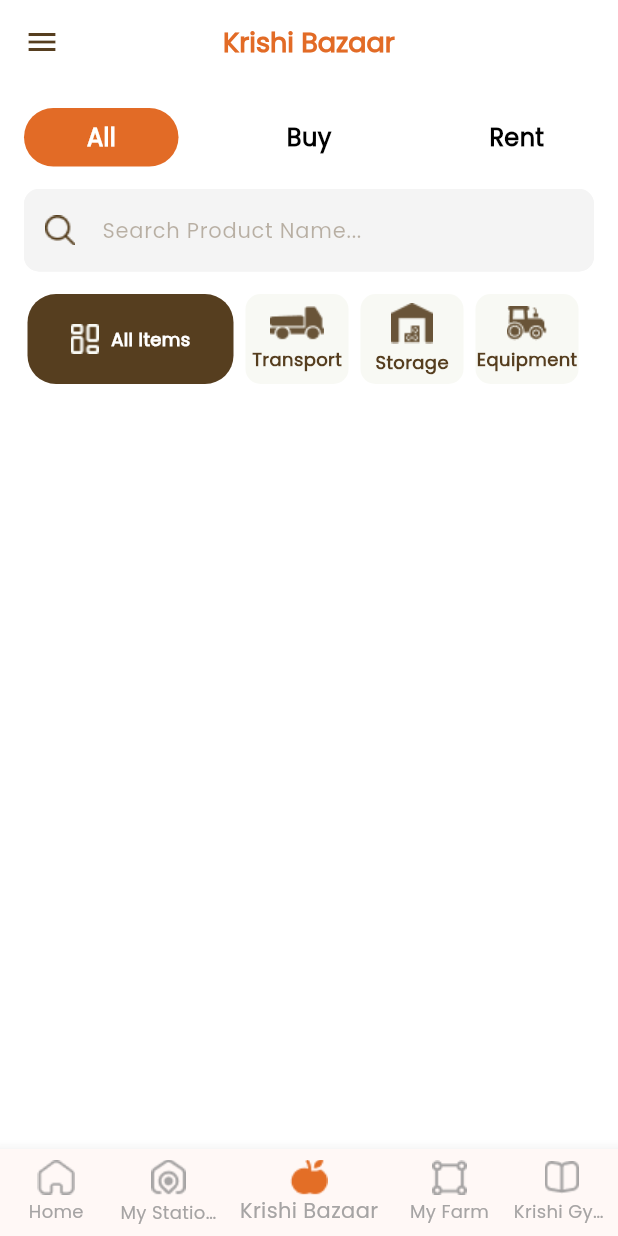
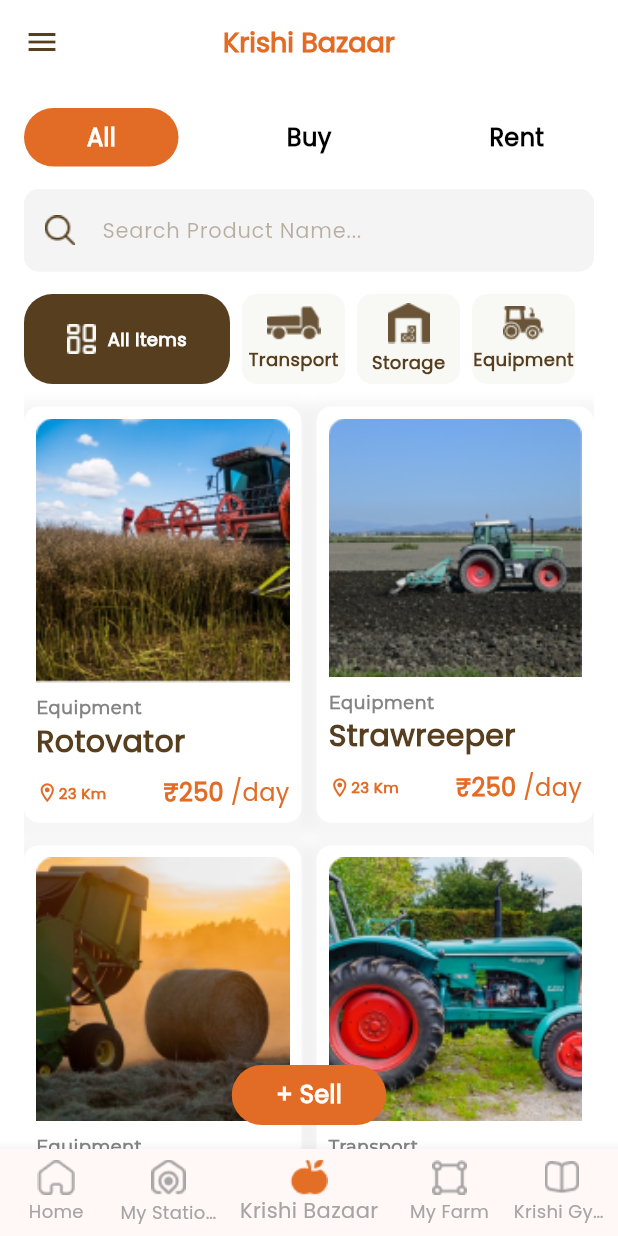
Before and after one commit to rizkiazka99/Aitra-Development-Private-Limited-Assignment-App, a Flutter app: the screen it shows after launch, on a phone screen of 412 x 824 dp. Run offline on Flutter 3.47's test engine with Material 2 defaults, Android fonts, the phone set to English and light mode, and no system bars; our stand-ins replace get.

Commit message:
..................

```diff
--- a/aitradevelopmentprivateltdassignmentapp/lib/core/colors.dart
+++ b/aitradevelopmentprivateltdassignmentapp/lib/core/colors.dart
@@ -5,6 +5,7 @@ const secondaryColor = Color(0xFF563E1F);
 const disabledButton = Color(0xFFDADADA);
 const searchBarColor = Color(0xFFF4F4F4);
 const categoryUnselectedColor = Color(0xFFF8F9F4);
+const typeColor = Color(0xFF858484);
 
 dynamic warningColor = Colors.yellow[700];
 dynamic successColor = Colors.green;
--- a/aitradevelopmentprivateltdassignmentapp/lib/modules/view/dashboard.dart
+++ b/aitradevelopmentprivateltdassignmentapp/lib/modules/view/dashboard.dart
@@ -82,6 +82,7 @@ class _DashboardState extends State<Dashboard> {
     DashboardController controller = Get.find<DashboardController>();
 
     return Scaffold(
+      backgroundColor: Colors.white,
       appBar: appBar(controller),
       body: body(controller),
       bottomNavigationBar: bottomNavBar(controller),
--- a/aitradevelopmentprivateltdassignmentapp/lib/modules/view/krishi_bazaar_screen.dart
+++ b/aitradevelopmentprivateltdassignmentapp/lib/modules/view/krishi_bazaar_screen.dart
@@ -1,7 +1,9 @@
 import 'package:aitradevelopmentprivateltdassignmentapp/core/colors.dart';
 import 'package:aitradevelopmentprivateltdassignmentapp/core/font_sizes.dart';
 import 'package:aitradevelopmentprivateltdassignmentapp/modules/controller/controllers/krishi_bazaar_controller.dart';
+import 'package:aitradevelopmentprivateltdassignmentapp/modules/model/data/data.dart';
 import 'package:aitradevelopmentprivateltdassignmentapp/modules/view/widgets/custom_search_bar.dart';
+import 'package:aitradevelopmentprivateltdassignmentapp/modules/view/widgets/items_gridview.dart';
 import 'package:flutter/material.dart';
 import 'package:get/get.dart';
 
@@ -113,10 +115,11 @@ class _KrishiBazaarScreenState extends State<KrishiBazaarScreen> {
           width: MediaQuery.of(context).size.width,
           height: MediaQuery.of(context).size.height,
           child: Container(
-            padding: const EdgeInsets.all(16),
+            padding: const EdgeInsets.fromLTRB(16, 16, 16, 0),
             child: SingleChildScrollView(
               physics: const BouncingScrollPhysics(),
               child: Column(
+                crossAxisAlignment: CrossAxisAlignment.start,
                 children: [
                   Row(
                     mainAxisAlignment: MainAxisAlignment.spaceBetween,
@@ -174,13 +177,41 @@ class _KrishiBazaarScreenState extends State<KrishiBazaarScreen> {
                         ),
                       ],
                     ),
-                  )
+                  ),
+                  const SizedBox(height: 15),
+                  itemsGridview(Data.items),
+                  const SizedBox(height: 15),
+                  // Carousel Slider
+                  const SizedBox(height: 15),
+                  Text(
+                    'Top Products',
+                    style: h6(
+                      color: secondaryColor
+                    ),
+                  ),
+                  const SizedBox(height: 20),
+                  itemsGridview(Data.topProducts)
                 ],
               ),
-            ),
-            ),
+            )
           ),
-        )
+        ),
+      ),
+      floatingActionButton: Container(
+        height: 40,
+        width: MediaQuery.of(context).size.width / 4,
+        decoration: BoxDecoration(
+          color: primaryColor,
+          borderRadius: BorderRadius.circular(30)
+        ),
+        child: Center(
+          child: Text(
+            '+ Sell',
+            style: buttonLg(color: Colors.white),
+          ),
+        ),
+      ),
+      floatingActionButtonLocation: FloatingActionButtonLocation.centerFloat,
     );
   }
 }
--- /dev/null
+++ b/aitradevelopmentprivateltdassignmentapp/lib/modules/view/widgets/items_gridview.dart
@@ -0,0 +1,87 @@
+import 'package:aitradevelopmentprivateltdassignmentapp/core/colors.dart';
+import 'package:aitradevelopmentprivateltdassignmentapp/core/font_sizes.dart';
+import 'package:aitradevelopmentprivateltdassignmentapp/modules/model/models/items_response.dart';
+import 'package:flutter/material.dart';
+
+Widget itemsGridview(List<Items> items) {
+  return GridView.builder(
+      shrinkWrap: true,
+      gridDelegate: const SliverGridDelegateWithMaxCrossAxisExtent(
+          maxCrossAxisExtent: 200,
+          childAspectRatio: 2 / 3,
+          crossAxisSpacing: 10,
+          mainAxisSpacing: 15),
+      itemCount: items.length,
+      itemBuilder: (context, index) {
+        return Container(
+          padding: const EdgeInsets.all(8),
+          decoration: BoxDecoration(
+              color: Colors.white,
+              borderRadius: BorderRadius.circular(10),
+              boxShadow: [
+                BoxShadow(
+                    blurRadius: 5,
+                    spreadRadius: 7,
+                    color: contextGrey.withOpacity(0.1),
+                    offset: const Offset(0, 3))
+              ]),
+          child: Column(
+            crossAxisAlignment: CrossAxisAlignment.start,
+            children: [
+              SizedBox(
+                width: double.infinity,
+                child: Image.asset(
+                  items[index].image,
+                  fit: BoxFit.cover,
+                ),
+              ),
+              const SizedBox(height: 8),
+              Text(
+                items[index].type,
+                style: bodySm(
+                    fontFamily: 'Montserrat',
+                    color: typeColor,
+                    fontWeight: FontWeight.w700),
+              ),
+              Text(
+                items[index].name,
+                style: h4(color: secondaryColor),
+              ),
+              const SizedBox(height: 8),
+              Row(
+                mainAxisAlignment: MainAxisAlignment.spaceBetween,
+                children: [
+                  Row(
+                    children: [
+                      const Icon(
+                        Icons.location_on_outlined,
+                        color: primaryColor,
+                        size: 15,
+                      ),
+                      Text(
+                        items[index].distance,
+                        style: bodyXs(
+                            color: primaryColor, fontWeight: FontWeight.w700),
+                      )
+                    ],
+                  ),
+                  Row(
+                    children: [
+                      Text(
+                        '₹${items[index].fee}',
+                        style: h5(color: primaryColor),
+                      ),
+                      Text(
+                        ' /day',
+                        style: h5(
+                            color: primaryColor, fontWeight: FontWeight.normal),
+                      ),
+                    ],
+                  )
+                ],
+              )
+            ],
+          ),
+        );
+      });
+}
```
Also changed, not shown: aitradevelopmentprivateltdassignmentapp/assets/icons/location.png (added).
